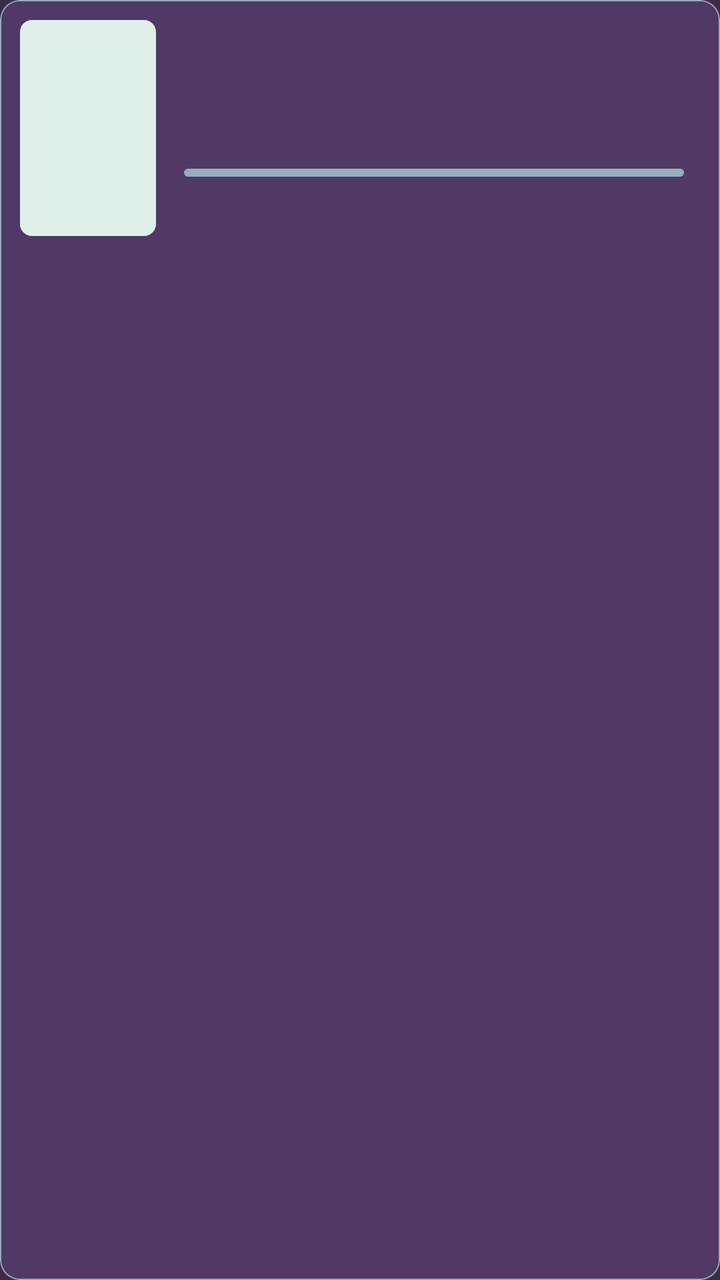
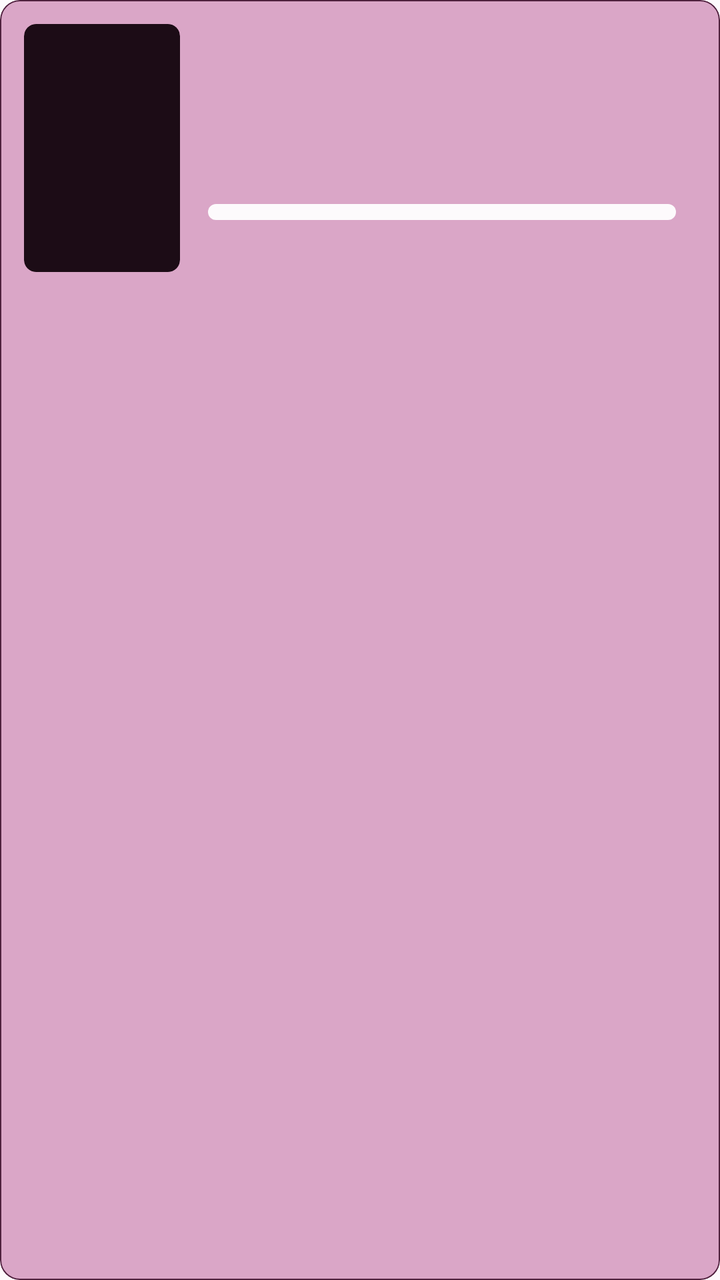

Two renders of the same Android screen: before a commit and after it. Below are the layout's source before the change and the commit's diff.
<!-- AndroidManifest.xml: application theme Theme.EpubReader -->
<!-- res/layout/item_book_list.xml -->
<?xml version="1.0" encoding="utf-8"?>
<com.google.android.material.card.MaterialCardView xmlns:android="http://schemas.android.com/apk/res/android"
    xmlns:app="http://schemas.android.com/apk/res-auto"
    android:layout_width="match_parent"
    android:layout_height="wrap_content"
    android:layout_marginStart="4dp"
    android:layout_marginEnd="4dp"
    android:layout_marginBottom="10dp"
    app:cardBackgroundColor="@color/palette_plum"
    app:cardCornerRadius="10dp"
    app:cardElevation="0dp"
    app:strokeColor="@color/light_border"
    app:strokeWidth="0.5dp">

    <LinearLayout
        android:layout_width="match_parent"
        android:layout_height="wrap_content"
        android:gravity="center_vertical"
        android:orientation="horizontal"
        android:padding="10dp">

        
        <ImageView
            android:id="@+id/cover"
            android:layout_width="68dp"
            android:layout_height="108dp"
            android:background="@drawable/cover_frame"
            android:contentDescription="@string/book_author"
            android:scaleType="centerCrop" />

        
        <LinearLayout
            android:id="@+id/infoArea"
            android:layout_width="0dp"
            android:layout_height="wrap_content"
            android:layout_marginStart="12dp"
            android:layout_weight="1"
            android:orientation="vertical"
            android:padding="2dp">

            <TextView
                android:id="@+id/title"
                android:layout_width="match_parent"
                android:layout_height="wrap_content"
                android:ellipsize="end"
                android:maxLines="2"
                android:textColor="@color/palette_mint"
                android:textSize="15sp"
                android:textStyle="bold" />

            <TextView
                android:id="@+id/author"
                android:layout_width="match_parent"
                android:layout_height="wrap_content"
                android:layout_marginTop="2dp"
                android:ellipsize="end"
                android:maxLines="1"
                android:textColor="@color/palette_slate"
                android:textSize="12sp" />

            <TextView
                android:id="@+id/series"
                android:layout_width="match_parent"
                android:layout_height="wrap_content"
                android:layout_marginTop="1dp"
                android:ellipsize="end"
                android:maxLines="1"
                android:textColor="@color/secondary"
                android:textSize="11sp"
                android:visibility="gone" />

            <LinearLayout
                android:layout_width="match_parent"
                android:layout_height="wrap_content"
                android:layout_marginTop="6dp"
                android:gravity="center_vertical"
                android:orientation="horizontal">

                <ProgressBar
                    android:id="@+id/progressBar"
                    style="@android:style/Widget.ProgressBar.Horizontal"
                    android:layout_width="0dp"
                    android:layout_height="4dp"
                    android:layout_weight="1"
                    android:max="100"
                    android:progress="0"
                    android:progressDrawable="@drawable/progress_line" />

                <TextView
                    android:id="@+id/progressPct"
                    android:layout_width="wrap_content"
                    android:layout_height="wrap_content"
                    android:layout_marginStart="6dp"
                    android:textColor="@color/palette_slate"
                    android:textSize="11sp" />

                <TextView
                    android:id="@+id/completedBadge"
                    android:layout_width="wrap_content"
                    android:layout_height="wrap_content"
                    android:layout_marginStart="0dp"
                    android:background="@drawable/badge_bg"
                    android:paddingStart="6dp"
                    android:paddingTop="1dp"
                    android:paddingEnd="6dp"
                    android:paddingBottom="1dp"
                    android:text="@string/progress_completed"
                    android:textColor="@color/white"
                    android:textSize="9sp"
                    android:textStyle="bold"
                    android:visibility="gone" />
            </LinearLayout>
        </LinearLayout>
    </LinearLayout>
</com.google.android.material.card.MaterialCardView>
<!-- resources referenced by this layout -->
<resources>
  <color name="light_border">@color/palette_slate</color>
  <color name="palette_mint">#E0F0EA</color>
  <color name="palette_plum">#503A65</color>
  <color name="palette_slate">#95ADBE</color>
  <color name="secondary">@color/palette_slate</color>
  <color name="white">#FFFFFF</color>
  <!-- drawable badge_bg (drawable) -->
  <?xml version="1.0" encoding="utf-8"?>
  <shape xmlns:android="http://schemas.android.com/apk/res/android" android:shape="rectangle">
      <solid android:color="@color/palette_purple" />
      <corners android:radius="3dp" />
  </shape>
  <!-- drawable cover_frame (drawable) -->
  <?xml version="1.0" encoding="utf-8"?>
  <shape xmlns:android="http://schemas.android.com/apk/res/android" android:shape="rectangle">
      <solid android:color="@color/cover_placeholder" />
      <corners android:radius="6dp" />
  </shape>
  <!-- drawable progress_line (drawable) -->
  <?xml version="1.0" encoding="utf-8"?>
  <layer-list xmlns:android="http://schemas.android.com/apk/res/android">
      <item android:id="@android:id/background">
          <shape android:shape="rectangle">
              <solid android:color="@color/progress_track" />
              <corners android:radius="2dp" />
          </shape>
      </item>
      <item android:id="@android:id/progress">
          <clip>
              <shape android:shape="rectangle">
                  <solid android:color="@color/progress_fill" />
                  <corners android:radius="2dp" />
              </shape>
          </clip>
      </item>
  </layer-list>
  <string name="book_author">Author</string>
  <style name="Theme.EpubReader" parent="Theme.MaterialComponents.DayNight.NoActionBar">
          <item name="android:windowBackground">@color/dark_bg</item>
          <item name="android:statusBarColor">@color/black</item>
          <item name="android:navigationBarColor">@color/black</item>
          <item name="android:windowLightStatusBar">false</item>
          <item name="android:windowLightNavigationBar" tools:targetApi="o_mr1">false</item>
          <item name="colorPrimary">@color/accent</item>
          <item name="colorPrimaryVariant">@color/accent_dark</item>
          <item name="colorOnPrimary">@color/white</item>
          <item name="colorSecondary">@color/secondary</item>
          <item name="colorOnSecondary">@color/white</item>
          <item name="android:colorBackground">@color/dark_bg</item>
          <item name="colorSurface">@color/dark_surface</item>
          <item name="colorOnSurface">@color/dark_text</item>
          <item name="android:textColorPrimary">@color/dark_text</item>
          <item name="android:textColorSecondary">@color/dark_text_muted</item>
          <item name="colorControlNormal">@color/white</item>
          <item name="toolbarStyle">@style/Widget.EpubReader.Toolbar</item>
          <item name="drawerArrowStyle">@style/Widget.EpubReader.DrawerArrowToggle</item>
      </style>
  <color name="palette_purple">#574F7D</color>
  <color name="cover_placeholder">@color/palette_mint</color>
  <color name="progress_track">@color/palette_slate</color>
  <color name="progress_fill">@color/palette_mint</color>
  <color name="dark_bg">@color/palette_eggplant</color>
  <color name="black">#000000</color>
  <color name="accent">@color/palette_plum</color>
  <color name="accent_dark">@color/palette_purple</color>
  <color name="dark_surface">@color/palette_plum</color>
  <color name="dark_text">@color/palette_mint</color>
  <color name="dark_text_muted">@color/palette_slate</color>
  <style name="Widget.EpubReader.Toolbar" parent="Widget.MaterialComponents.Toolbar">
          <item name="titleTextColor">?android:textColorPrimary</item>
          <item name="subtitleTextColor">?android:textColorSecondary</item>
          <item name="navigationIconTint">?android:textColorPrimary</item>
          <item name="actionMenuTextColor">?android:textColorPrimary</item>
      </style>
  <style name="Widget.EpubReader.DrawerArrowToggle" parent="Widget.AppCompat.DrawerArrowToggle">
          <item name="color">?android:textColorPrimary</item>
      </style>
  <color name="palette_eggplant">#3C2A4D</color>
  <!-- unchanged entries left out for length: 1 -->
</resources>

<!-- the commit's change to res/layout/item_book_list.xml (unified diff, before → after) -->
@@ -9,7 +9,7 @@
     app:cardBackgroundColor="@color/palette_plum"
     app:cardCornerRadius="10dp"
     app:cardElevation="0dp"
-    app:strokeColor="@color/light_border"
+    app:strokeColor="@color/palette_slate"
     app:strokeWidth="0.5dp">
 
     <LinearLayout
@@ -17,16 +17,26 @@
         android:layout_height="wrap_content"
         android:gravity="center_vertical"
         android:orientation="horizontal"
-        android:padding="10dp">
+        android:padding="12dp">
 
         
-        <ImageView
-            android:id="@+id/cover"
-            android:layout_width="68dp"
-            android:layout_height="108dp"
-            android:background="@drawable/cover_frame"
-            android:contentDescription="@string/book_author"
-            android:scaleType="centerCrop" />
+        <com.google.android.material.card.MaterialCardView
+            android:layout_width="78dp"
+            android:layout_height="124dp"
+            app:cardElevation="0dp"
+            app:strokeWidth="0dp"
+            app:shapeAppearanceOverlay="@style/ShapeAppearance.LeftSideRounded"
+            app:cardPreventCornerOverlap="false">
+
+            <ImageView
+                android:id="@+id/cover"
+                android:layout_width="match_parent"
+                android:layout_height="match_parent"
+                android:background="@drawable/cover_frame"
+                android:contentDescription="@string/book_cover"
+                android:scaleType="centerCrop" />
+
+        </com.google.android.material.card.MaterialCardView>
 
         
         <LinearLayout
@@ -42,14 +52,16 @@
                 android:id="@+id/title"
                 android:layout_width="match_parent"
                 android:layout_height="wrap_content"
+                android:layout_marginEnd="20dp"
                 android:ellipsize="end"
+                android:minLines="2"
                 android:maxLines="2"
                 android:textColor="@color/palette_mint"
                 android:textSize="15sp"
                 android:textStyle="bold" />
 
             <TextView
-                android:id="@+id/author"
+                android:id="@+id/authorAndSeries"
                 android:layout_width="match_parent"
                 android:layout_height="wrap_content"
                 android:layout_marginTop="2dp"
@@ -58,21 +70,10 @@
                 android:textColor="@color/palette_slate"
                 android:textSize="12sp" />
 
-            <TextView
-                android:id="@+id/series"
-                android:layout_width="match_parent"
-                android:layout_height="wrap_content"
-                android:layout_marginTop="1dp"
-                android:ellipsize="end"
-                android:maxLines="1"
-                android:textColor="@color/secondary"
-                android:textSize="11sp"
-                android:visibility="gone" />
-
             <LinearLayout
                 android:layout_width="match_parent"
                 android:layout_height="wrap_content"
-                android:layout_marginTop="6dp"
+                android:layout_marginTop="8dp"
                 android:gravity="center_vertical"
                 android:orientation="horizontal">
 
@@ -80,18 +81,22 @@
                     android:id="@+id/progressBar"
                     style="@android:style/Widget.ProgressBar.Horizontal"
                     android:layout_width="0dp"
-                    android:layout_height="4dp"
+                    android:layout_height="8dp"
                     android:layout_weight="1"
+                    android:layout_marginTop="@dimen/app_chrome_padding_v"
+                    android:layout_marginBottom="@dimen/app_chrome_padding_v"
                     android:max="100"
                     android:progress="0"
-                    android:progressDrawable="@drawable/progress_line" />
+                    android:progressDrawable="@drawable/progress_line_rounded_book_list" />
 
                 <TextView
                     android:id="@+id/progressPct"
                     android:layout_width="wrap_content"
                     android:layout_height="wrap_content"
-                    android:layout_marginStart="6dp"
-                    android:textColor="@color/palette_slate"
+                    android:layout_marginTop="@dimen/app_chrome_padding_v"
+                    android:layout_marginBottom="@dimen/app_chrome_padding_v"
+                    android:layout_marginStart="8dp"
+                    android:textColor="@color/palette_purple"
                     android:textSize="11sp" />
 
                 <TextView
@@ -99,17 +104,33 @@
                     android:layout_width="wrap_content"
                     android:layout_height="wrap_content"
                     android:layout_marginStart="0dp"
-                    android:background="@drawable/badge_bg"
+                    android:background="@drawable/badge_bg_violet"
                     android:paddingStart="6dp"
                     android:paddingTop="1dp"
                     android:paddingEnd="6dp"
                     android:paddingBottom="1dp"
                     android:text="@string/progress_completed"
-                    android:textColor="@color/white"
+                    android:textColor="@color/black"
                     android:textSize="9sp"
                     android:textStyle="bold"
                     android:visibility="gone" />
             </LinearLayout>
         </LinearLayout>
     </LinearLayout>
+
+    
+    <ImageView
+        android:id="@+id/favoriteBadge"
+        android:layout_width="24dp"
+        android:layout_height="24dp"
+        android:layout_gravity="top|end"
+        android:layout_marginTop="8dp"
+        android:layout_marginEnd="8dp"
+        android:background="@drawable/favorite_badge_bg"
+        android:contentDescription="@string/option_favorite"
+        android:padding="5dp"
+        android:src="@drawable/ic_favorite"
+        android:visibility="gone"
+        app:tint="@color/palette_violet" />
+
 </com.google.android.material.card.MaterialCardView>
<!-- resource entries referenced after the edit -->
@@ -1,83 +1,106 @@
 <!-- resources referenced by this layout -->
 <resources>
-  <color name="light_border">@color/palette_slate</color>
-  <color name="palette_mint">#E0F0EA</color>
-  <color name="palette_plum">#503A65</color>
-  <color name="palette_slate">#95ADBE</color>
-  <color name="secondary">@color/palette_slate</color>
-  <color name="white">#FFFFFF</color>
-  <!-- drawable badge_bg (drawable) -->
+  <color name="palette_mint">@color/palette_china</color>
+  <color name="palette_plum">@color/palette_copper_rose</color>
+  <color name="palette_slate">@color/palette_dusty_rose</color>
+  <color name="palette_violet">@color/palette_blush_mauve</color>
+  <dimen name="app_chrome_padding_v">6dp</dimen>
+  <!-- drawable badge_bg_violet (drawable) -->
   <?xml version="1.0" encoding="utf-8"?>
-  <shape xmlns:android="http://schemas.android.com/apk/res/android" android:shape="rectangle">
-      <solid android:color="@color/palette_purple" />
-      <corners android:radius="3dp" />
+  <shape xmlns:android="http://schemas.android.com/apk/res/android"
+      android:shape="rectangle">
+      <solid android:color="@color/palette_violet" />
+      <corners android:radius="8dp" />
   </shape>
+  <color name="white">#000000</color>
   <!-- drawable cover_frame (drawable) -->
   <?xml version="1.0" encoding="utf-8"?>
   <shape xmlns:android="http://schemas.android.com/apk/res/android" android:shape="rectangle">
-      <solid android:color="@color/cover_placeholder" />
+      <solid android:color="@color/palette_mint" />
       <corners android:radius="6dp" />
   </shape>
-  <!-- drawable progress_line (drawable) -->
+  <!-- drawable favorite_badge_bg (drawable) -->
+  <?xml version="1.0" encoding="utf-8"?>
+  <shape xmlns:android="http://schemas.android.com/apk/res/android"
+      android:shape="oval">
+      <solid android:color="#40000000" />
+  </shape>
+  <!-- drawable ic_favorite (drawable) -->
+  <?xml version="1.0" encoding="utf-8"?>
+  <vector xmlns:android="http://schemas.android.com/apk/res/android"
+      android:width="24dp" android:height="24dp"
+      android:viewportWidth="24" android:viewportHeight="24">
+      <path android:fillColor="@color/white"
+          android:pathData="M12,21.35l-1.45,-1.32C5.4,15.36 2,12.28 2,8.5 2,5.42 4.42,3 7.5,3c1.74,0 3.41,0.81 4.5,2.09C13.09,3.81 14.76,3 16.5,3 19.58,3 22,5.42 22,8.5c0,3.78 -3.4,6.86 -8.55,11.54L12,21.35z" />
+  </vector>
+  <!-- drawable progress_line_rounded_book_list (drawable) -->
   <?xml version="1.0" encoding="utf-8"?>
   <layer-list xmlns:android="http://schemas.android.com/apk/res/android">
       <item android:id="@android:id/background">
           <shape android:shape="rectangle">
-              <solid android:color="@color/progress_track" />
-              <corners android:radius="2dp" />
+              <solid android:color="@color/palette_eggplant" />
+              <corners android:radius="8dp" />
           </shape>
       </item>
       <item android:id="@android:id/progress">
-          <clip>
+          <scale android:scaleWidth="100%">
               <shape android:shape="rectangle">
-                  <solid android:color="@color/progress_fill" />
-                  <corners android:radius="2dp" />
+                  <solid android:color="@color/palette_violet" />
+                  <corners android:radius="8dp" />
               </shape>
-          </clip>
+          </scale>
       </item>
   </layer-list>
-  <string name="book_author">Author</string>
+  <string name="book_cover">Book cover</string>
+  <string name="option_favorite">Favorite</string>
+  <style name="ShapeAppearance.LeftSideRounded" parent="">
+          <item name="cornerSizeTopLeft">6dp</item>
+          <item name="cornerSizeTopRight">6dp</item>
+          <item name="cornerSizeBottomLeft">6dp</item>
+          <item name="cornerSizeBottomRight">6dp</item>
+      </style>
   <style name="Theme.EpubReader" parent="Theme.MaterialComponents.DayNight.NoActionBar">
-          <item name="android:windowBackground">@color/dark_bg</item>
+          <item name="android:windowBackground">@color/palette_eggplant</item>
           <item name="android:statusBarColor">@color/black</item>
           <item name="android:navigationBarColor">@color/black</item>
           <item name="android:windowLightStatusBar">false</item>
           <item name="android:windowLightNavigationBar" tools:targetApi="o_mr1">false</item>
-          <item name="colorPrimary">@color/accent</item>
-          <item name="colorPrimaryVariant">@color/accent_dark</item>
+          <item name="android:windowNoTitle">true</item>
+          <item name="android:windowContentOverlay">@null</item>
+          <item name="android:enforceStatusBarContrast" tools:targetApi="q">false</item>
+          <item name="android:enforceNavigationBarContrast" tools:targetApi="q">false</item>
+          <item name="colorPrimary">@color/palette_plum</item>
+          <item name="colorPrimaryVariant">@color/palette_purple</item>
           <item name="colorOnPrimary">@color/white</item>
-          <item name="colorSecondary">@color/secondary</item>
+          <item name="colorSecondary">@color/palette_slate</item>
           <item name="colorOnSecondary">@color/white</item>
-          <item name="android:colorBackground">@color/dark_bg</item>
-          <item name="colorSurface">@color/dark_surface</item>
-          <item name="colorOnSurface">@color/dark_text</item>
-          <item name="android:textColorPrimary">@color/dark_text</item>
-          <item name="android:textColorSecondary">@color/dark_text_muted</item>
+          <item name="android:colorBackground">@color/palette_eggplant</item>
+          <item name="colorSurface">@color/palette_plum</item>
+          <item name="colorOnSurface">@color/palette_mint</item>
+          <item name="android:textColorPrimary">@color/palette_mint</item>
+          <item name="android:textColorSecondary">@color/palette_slate</item>
           <item name="colorControlNormal">@color/white</item>
           <item name="toolbarStyle">@style/Widget.EpubReader.Toolbar</item>
           <item name="drawerArrowStyle">@style/Widget.EpubReader.DrawerArrowToggle</item>
       </style>
-  <color name="palette_purple">#574F7D</color>
-  <color name="cover_placeholder">@color/palette_mint</color>
-  <color name="progress_track">@color/palette_slate</color>
-  <color name="progress_fill">@color/palette_mint</color>
-  <color name="dark_bg">@color/palette_eggplant</color>
-  <color name="black">#000000</color>
-  <color name="accent">@color/palette_plum</color>
-  <color name="accent_dark">@color/palette_purple</color>
-  <color name="dark_surface">@color/palette_plum</color>
-  <color name="dark_text">@color/palette_mint</color>
-  <color name="dark_text_muted">@color/palette_slate</color>
+  <color name="palette_china">#1c0c16</color>
+  <color name="palette_copper_rose">#daa6c7</color>
+  <color name="palette_rose_water">#823666</color>
+  <color name="palette_dusty_rose">#4f213e</color>
+  <color name="palette_blush_mauve">#b54c8e</color>
+  <color name="palette_purple">@color/palette_rose_water</color>
+  <color name="black">#FFFFFF</color>
   <style name="Widget.EpubReader.Toolbar" parent="Widget.MaterialComponents.Toolbar">
-          <item name="titleTextColor">?android:textColorPrimary</item>
-          <item name="subtitleTextColor">?android:textColorSecondary</item>
-          <item name="navigationIconTint">?android:textColorPrimary</item>
-          <item name="actionMenuTextColor">?android:textColorPrimary</item>
+          <item name="titleTextColor">@color/palette_mint</item>
+          <item name="subtitleTextColor">@color/palette_slate</item>
+          <item name="navigationIconTint">@color/palette_mint</item>
+          <item name="actionMenuTextColor">@color/palette_mint</item>
       </style>
   <style name="Widget.EpubReader.DrawerArrowToggle" parent="Widget.AppCompat.DrawerArrowToggle">
-          <item name="color">?android:textColorPrimary</item>
+          <item name="color">@color/palette_mint</item>
       </style>
-  <color name="palette_eggplant">#3C2A4D</color>
+  <color name="palette_plum_wine">#fdfafc</color>
+  <color name="palette_eggplant">@color/palette_plum_wine</color>
   <!-- unchanged entries left out for length: 1 -->
 </resources>
 
